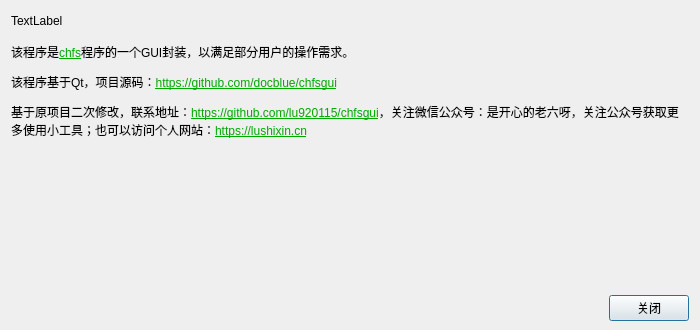
The window that chfsgui/aboutdlg.ui (lu920115/chfsgui) describes before a commit, drawn with Qt 5.
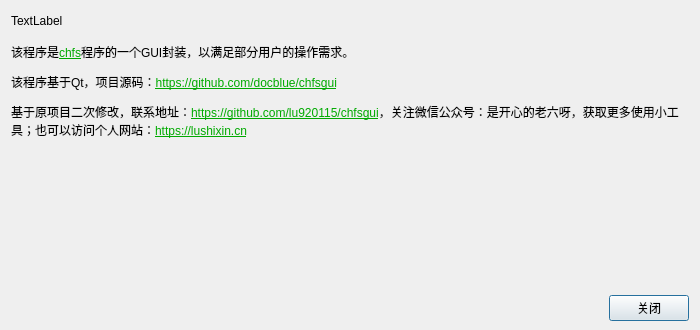
The same window after the commit.

Commit message: Release v1.5.3: about layout and shortcut settings

What changed in the file:
```diff
--- a/chfsgui/aboutdlg.ui
+++ b/chfsgui/aboutdlg.ui
@@ -86,7 +86,7 @@
      <item>
       <widget class="QLabel" name="labelModification">
        <property name="text">
-        <string>&lt;html&gt;&lt;head/&gt;&lt;body&gt;&lt;p&gt;基于原项目二次修改，联系地址：&lt;a href=&quot;https://github.com/lu920115/chfsgui&quot;&gt;&lt;span style=&quot; text-decoration: underline; color:#00aa00;&quot;&gt;https://github.com/lu920115/chfsgui&lt;/span&gt;&lt;/a&gt;，关注微信公众号：是开心的老六呀，关注公众号获取更多使用小工具；也可以访问个人网站：&lt;a href=&quot;https://lushixin.cn&quot;&gt;&lt;span style=&quot; text-decoration: underline; color:#00aa00;&quot;&gt;https://lushixin.cn&lt;/span&gt;&lt;/a&gt;&lt;/p&gt;&lt;/body&gt;&lt;/html&gt;</string>
+        <string>&lt;html&gt;&lt;head/&gt;&lt;body&gt;&lt;p&gt;基于原项目二次修改，联系地址：&lt;a href=&quot;https://github.com/lu920115/chfsgui&quot;&gt;&lt;span style=&quot; text-decoration: underline; color:#00aa00;&quot;&gt;https://github.com/lu920115/chfsgui&lt;/span&gt;&lt;/a&gt;，关注微信公众号：是开心的老六呀，获取更多使用小工具；也可以访问个人网站：&lt;a href=&quot;https://lushixin.cn&quot;&gt;&lt;span style=&quot; text-decoration: underline; color:#00aa00;&quot;&gt;https://lushixin.cn&lt;/span&gt;&lt;/a&gt;&lt;/p&gt;&lt;/body&gt;&lt;/html&gt;</string>
        </property>
        <property name="openExternalLinks">
         <bool>true</bool>
```
Left out of the diff: 2 changed lines with no effect on the pictures. The commit also changes 3 other files.
